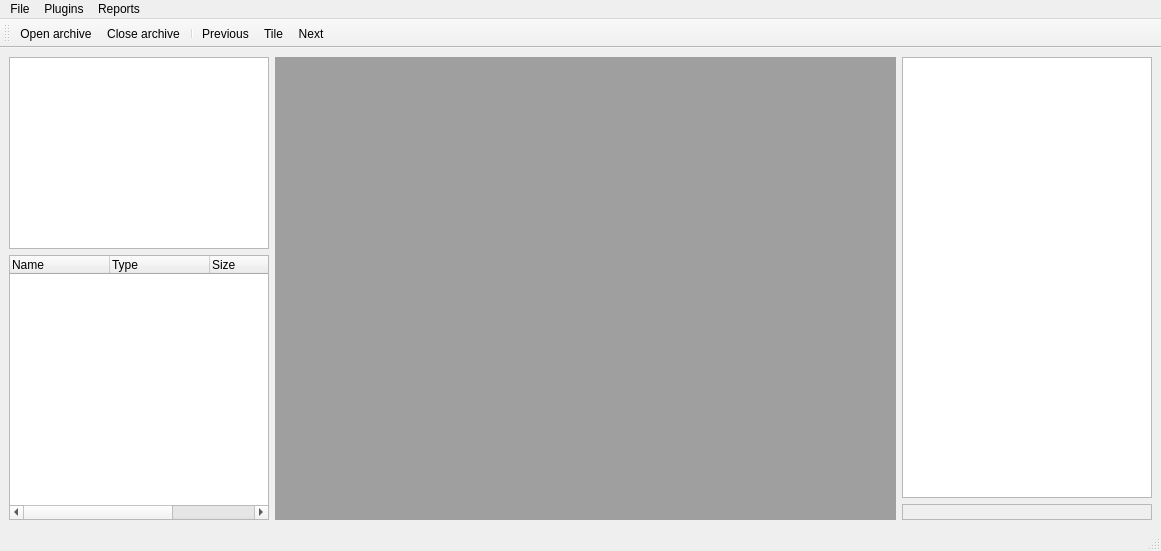
Old version of the form main_window.ui in the repository PicciMario/iPhone-Backup-Analyzer-2.
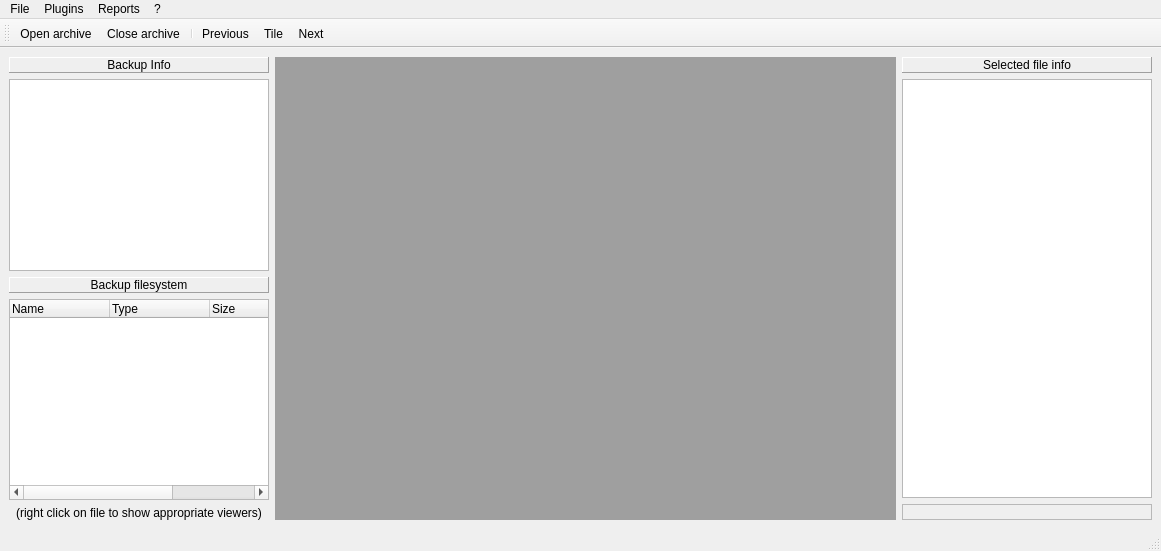
New version of the form. Icons and pictures are not drawn.

Commit message:
about window, various
about window, sms plugin window statistics, tweaks and function to
export attcahment, main window appearance, etc

```diff
--- a/main_window.ui
+++ b/main_window.ui
@@ -17,6 +17,22 @@
    <layout class="QHBoxLayout" name="horizontalLayout">
     <item>
      <layout class="QVBoxLayout" name="verticalLayout">
+      <item>
+       <widget class="QLabel" name="label">
+        <property name="frameShape">
+         <enum>QFrame::Panel</enum>
+        </property>
+        <property name="frameShadow">
+         <enum>QFrame::Raised</enum>
+        </property>
+        <property name="text">
+         <string>Backup Info</string>
+        </property>
+        <property name="alignment">
+         <set>Qt::AlignCenter</set>
+        </property>
+       </widget>
+      </item>
       <item>
        <widget class="QTextEdit" name="backupInfoText">
         <property name="minimumSize">
@@ -39,6 +55,22 @@
         </property>
        </widget>
       </item>
+      <item>
+       <widget class="QLabel" name="label_2">
+        <property name="frameShape">
+         <enum>QFrame::Panel</enum>
+        </property>
+        <property name="frameShadow">
+         <enum>QFrame::Raised</enum>
+        </property>
+        <property name="text">
+         <string>Backup filesystem</string>
+        </property>
+        <property name="alignment">
+         <set>Qt::AlignCenter</set>
+        </property>
+       </widget>
+      </item>
       <item>
        <widget class="QTreeWidget" name="fileTree">
         <property name="sizePolicy">
@@ -87,6 +119,16 @@
         </column>
        </widget>
       </item>
+      <item>
+       <widget class="QLabel" name="label_3">
+        <property name="text">
+         <string>(right click on file to show appropriate viewers)</string>
+        </property>
+        <property name="alignment">
+         <set>Qt::AlignCenter</set>
+        </property>
+       </widget>
+      </item>
      </layout>
     </item>
     <item>
@@ -101,6 +143,22 @@
     </item>
     <item>
      <layout class="QVBoxLayout" name="verticalLayout_2">
+      <item>
+       <widget class="QLabel" name="label_4">
+        <property name="frameShape">
+         <enum>QFrame::Panel</enum>
+        </property>
+        <property name="frameShadow">
+         <enum>QFrame::Raised</enum>
+        </property>
+        <property name="text">
+         <string>Selected file info</string>
+        </property>
+        <property name="alignment">
+         <set>Qt::AlignCenter</set>
+        </property>
+       </widget>
+      </item>
       <item>
        <widget class="QTextEdit" name="fileInfoText">
         <property name="maximumSize">
@@ -160,9 +218,16 @@
     <addaction name="menu_openarchive"/>
     <addaction name="menu_closearchive"/>
    </widget>
+   <widget class="QMenu" name="menu">
+    <property name="title">
+     <string>?</string>
+    </property>
+    <addaction name="actionAbout"/>
+   </widget>
    <addaction name="menuFile"/>
    <addaction name="menuPlugins"/>
    <addaction name="menuReports"/>
+   <addaction name="menu"/>
   </widget>
   <widget class="QStatusBar" name="statusbar"/>
   <widget class="QToolBar" name="toolBar">
```
Left out of the diff: 5 changed lines with no effect on the pictures. The commit also changes 5 other files.
